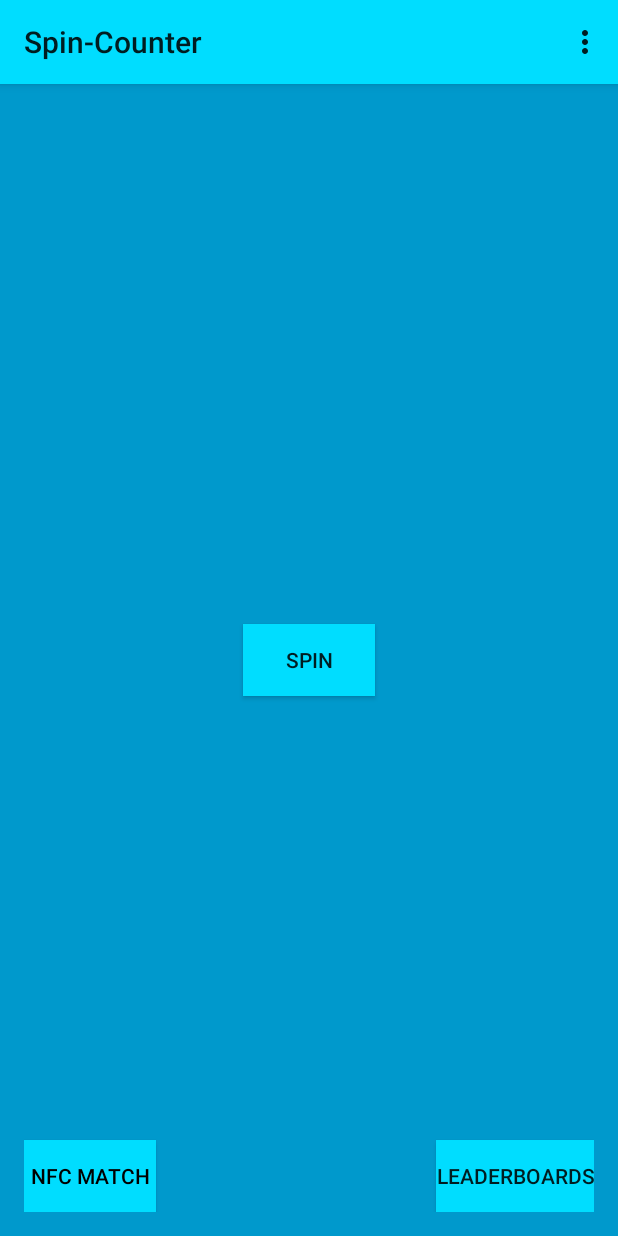
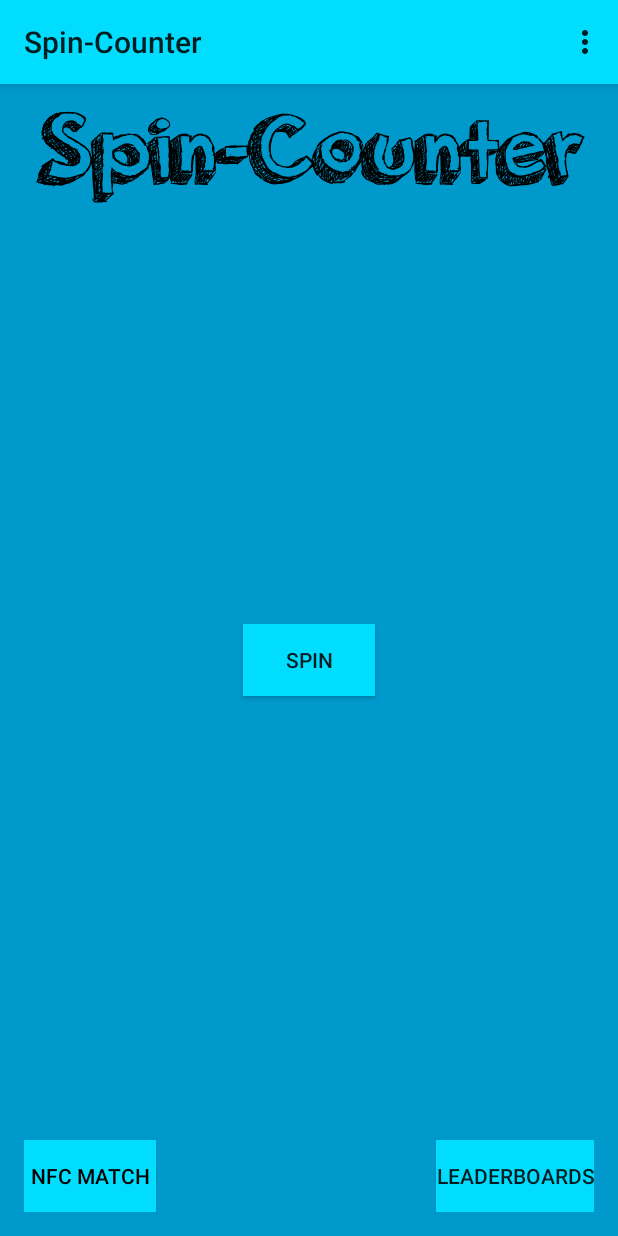
Before and after one commit to ccl2of4/Spin-Counter, an Android app: the screen it shows after launch (MainActivity), on a phone screen of 412 x 824 dp. Run offline under Robolectric (Android 15) with nearby library versions, the phone set to English and light mode, and no system bars.

Commit message:
added a logo on main screen

```diff
--- a/app/src/main/res/layout/activity_main.xml
+++ b/app/src/main/res/layout/activity_main.xml
@@ -50,4 +50,12 @@
         android:background="@android:color/holo_blue_bright"
         android:elegantTextHeight="false" />
 
+    <ImageView
+        android:layout_width="wrap_content"
+        android:layout_height="wrap_content"
+        android:id="@+id/imageView"
+        android:src="@drawable/logo"
+        android:layout_alignParentTop="true"
+        android:layout_centerHorizontal="true" />
+
 </RelativeLayout>
```
Also changed, not shown: app/src/main/res/drawable-hdpi/logo.png (added).
